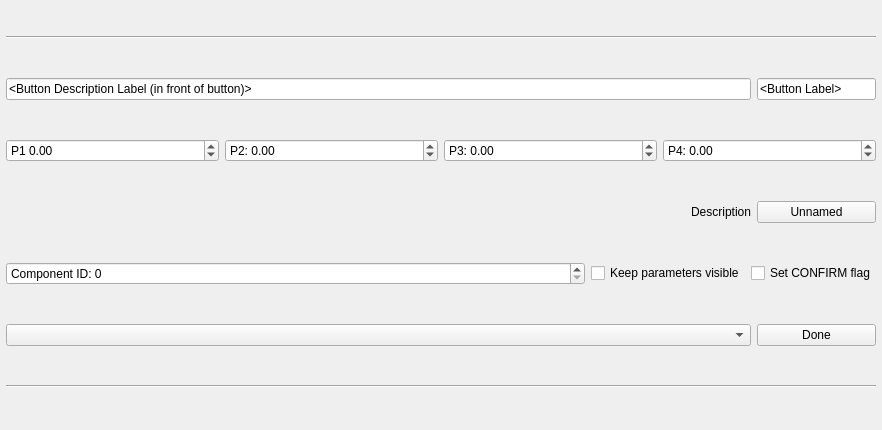
The window that src/ui/designer/QGCCommandButton.ui (mavlink/qgroundcontrol) describes before a commit, drawn with Qt 5.
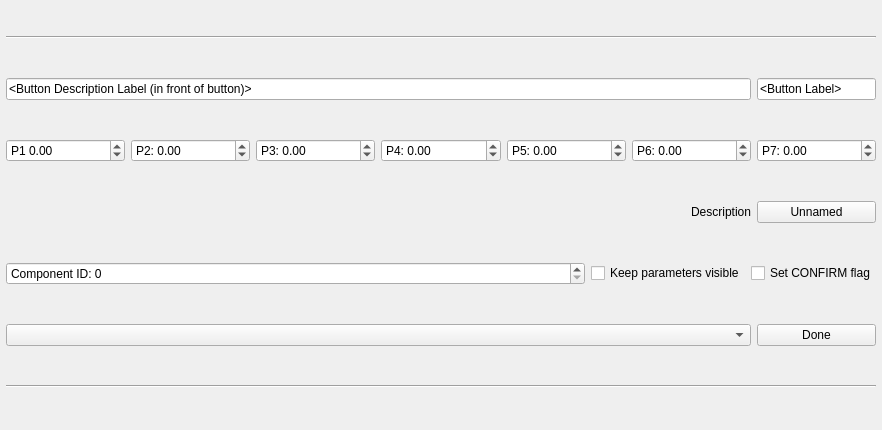
The same window after the commit.

Commit message: Reverted to 32bit for OS X to re-enable Google Earth, fixed persistence of command button

```diff
--- a/src/ui/designer/QGCCommandButton.ui
+++ b/src/ui/designer/QGCCommandButton.ui
@@ -164,6 +164,45 @@
        </property>
       </widget>
      </item>
+     <item>
+      <widget class="QDoubleSpinBox" name="editParam5SpinBox">
+       <property name="prefix">
+        <string>P5: </string>
+       </property>
+       <property name="minimum">
+        <double>-2147483647.000000000000000</double>
+       </property>
+       <property name="maximum">
+        <double>2147483647.000000000000000</double>
+       </property>
+      </widget>
+     </item>
+     <item>
+      <widget class="QDoubleSpinBox" name="editParam6SpinBox">
+       <property name="prefix">
+        <string>P6: </string>
+       </property>
+       <property name="minimum">
+        <double>-2147483647.000000000000000</double>
+       </property>
+       <property name="maximum">
+        <double>2147483647.000000000000000</double>
+       </property>
+      </widget>
+     </item>
+     <item>
+      <widget class="QDoubleSpinBox" name="editParam7SpinBox">
+       <property name="prefix">
+        <string>P7: </string>
+       </property>
+       <property name="minimum">
+        <double>-2147483647.000000000000000</double>
+       </property>
+       <property name="maximum">
+        <double>2147483647.000000000000000</double>
+       </property>
+      </widget>
+     </item>
     </layout>
    </item>
    <item row="4" column="0" colspan="3">
```
The commit also changes 5 other files.
